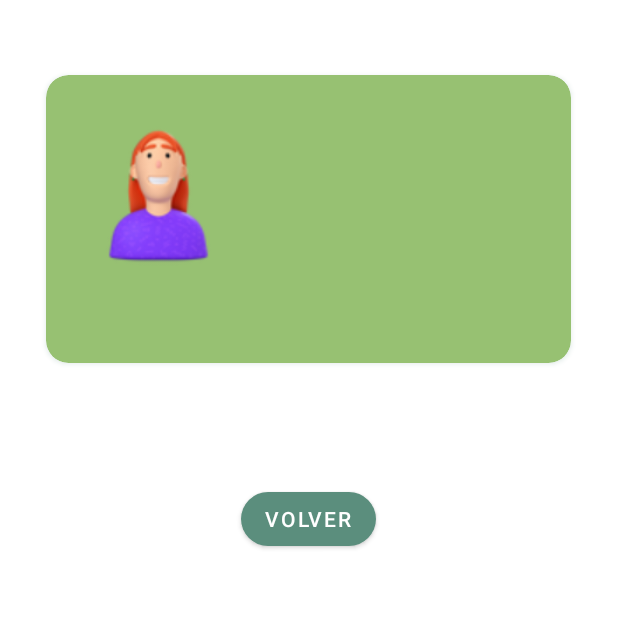
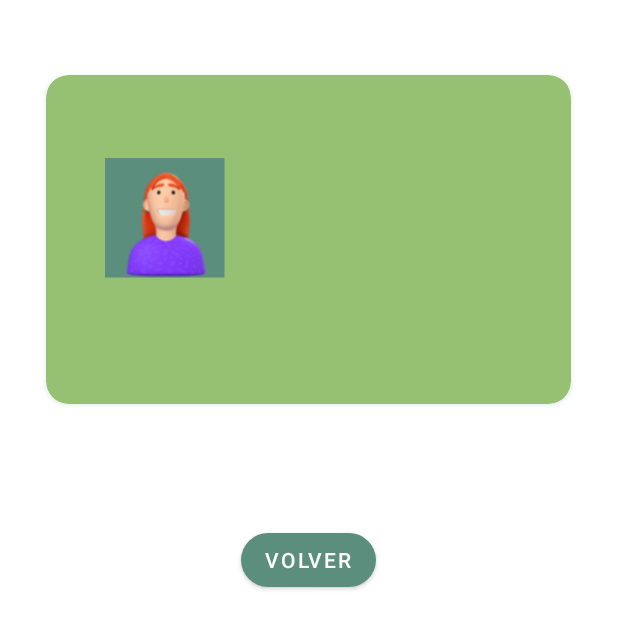
Before and after one commit to JahelCuadrado/ListaEnemigosApp, an Android app: the MasInfo screen opened directly, with no data from a screen before it, on a phone screen of 412 x 824 dp. Shown: the top 629 px of the screen. Run offline under Robolectric (Android 15) with nearby library versions, the phone set to English and light mode, and no system bars; 4 statements that could not run were skipped.

Commit message:
Tarjeta finalizada

```diff
--- a/app/src/main/res/layout/activity_mas_info.xml
+++ b/app/src/main/res/layout/activity_mas_info.xml
@@ -24,11 +24,33 @@
             android:layout_height="wrap_content"
             android:orientation="horizontal">
 
-            <ImageView
-                android:id="@+id/iv_enemigo"
-                android:layout_width="150dp"
-                android:layout_height="150dp"
-                tools:src="@drawable/man"/>
+
+            <RelativeLayout
+                android:layout_width="wrap_content"
+                android:layout_height="wrap_content"
+                >
+
+                <View
+                    android:layout_width="80dp"
+                    android:layout_height="80dp"
+                    android:background="@color/green_principal"
+                    android:translationY="55dp"
+                    android:translationX="39dp"
+                    />
+
+                <ImageView
+                    android:id="@+id/iv_enemigo"
+                    android:layout_width="120dp"
+                    android:layout_height="120dp"
+                    android:layout_marginTop="35dp"
+                    android:layout_marginStart="20dp"
+                    android:layout_marginEnd="20dp"
+                    tools:src="@drawable/man"
+                    />
+
+            </RelativeLayout>
+
+
 
 
             <LinearLayout
@@ -41,7 +63,7 @@
                     android:id="@+id/nombre_tv"
                     android:layout_width="wrap_content"
                     android:layout_height="wrap_content"
-                    android:layout_marginTop="28dp"
+                    android:layout_marginTop="55dp"
                     android:textSize="24sp"
                     android:textColor="@color/white"
                     tools:text="Nombre: Jahel"
```
